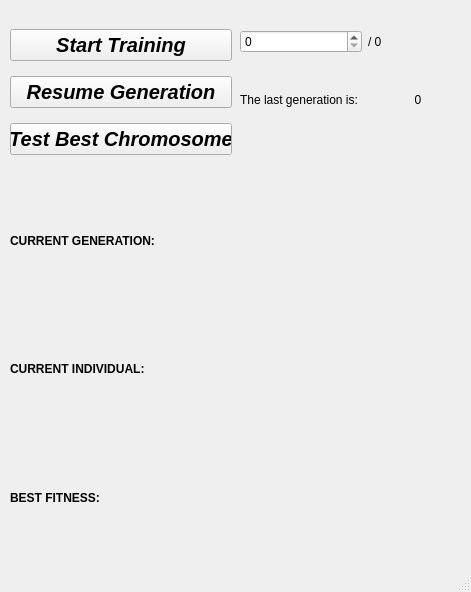
First picture: the form in evolutionary_robots/obstacle_avoidance/gui/evolution_robot.ui, repository TheRoboticsClub/colab-gsoc2020-Sakshay_Mahna, before the edit.
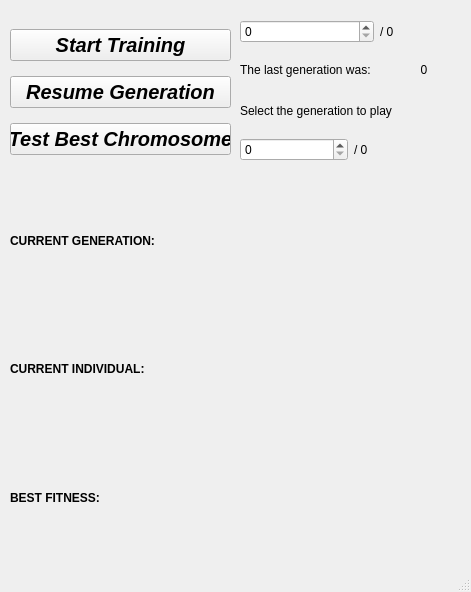
Second picture: the form after the edit.

Commit message: Select Best

What changed in the file:
```diff
--- a/evolutionary_robots/obstacle_avoidance/gui/evolution_robot.ui
+++ b/evolutionary_robots/obstacle_avoidance/gui/evolution_robot.ui
@@ -63,7 +63,7 @@
      <rect>
       <x>10</x>
       <y>20</y>
-      <width>222</width>
+      <width>221</width>
       <height>144</height>
      </rect>
     </property>
@@ -152,9 +152,9 @@
     <property name="geometry">
      <rect>
       <x>240</x>
-      <y>30</y>
+      <y>20</y>
       <width>228</width>
-      <height>111</height>
+      <height>71</height>
      </rect>
     </property>
     <layout class="QGridLayout" name="generationLayout">
@@ -171,7 +171,7 @@
      <item row="1" column="0">
       <widget class="QLabel" name="label">
        <property name="text">
-        <string>The last generation is: </string>
+        <string>The last generation was: </string>
        </property>
       </widget>
      </item>
@@ -184,6 +184,35 @@
      </item>
     </layout>
    </widget>
+   <widget class="QWidget" name="gridLayoutWidget_2">
+    <property name="geometry">
+     <rect>
+      <x>240</x>
+      <y>90</y>
+      <width>221</width>
+      <height>71</height>
+     </rect>
+    </property>
+    <layout class="QGridLayout" name="bestLayout">
+     <item row="2" column="0">
+      <widget class="QSpinBox" name="input_generation_2"/>
+     </item>
+     <item row="2" column="1">
+      <widget class="QLabel" name="out_of_generation_2">
+       <property name="text">
+        <string>/ 0</string>
+       </property>
+      </widget>
+     </item>
+     <item row="1" column="0" colspan="2">
+      <widget class="QLabel" name="label_2">
+       <property name="text">
+        <string>Select the generation to play </string>
+       </property>
+      </widget>
+     </item>
+    </layout>
+   </widget>
   </widget>
   <widget class="QStatusBar" name="statusbar"/>
  </widget>
```
The commit also changes 3 other files.
